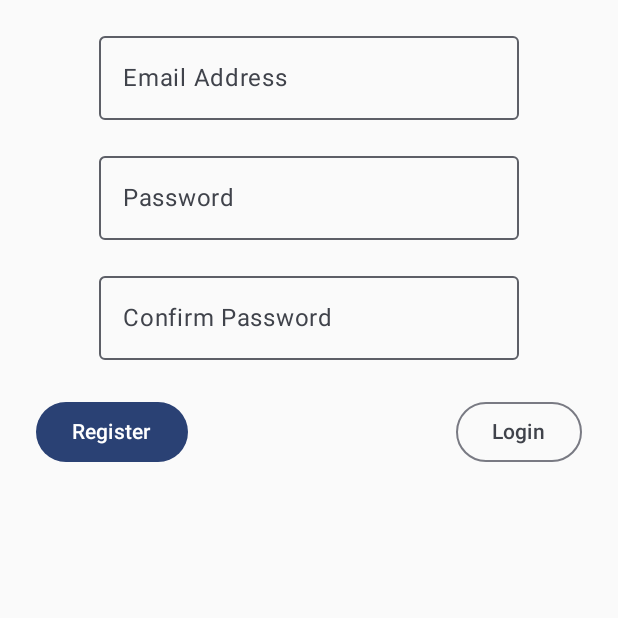
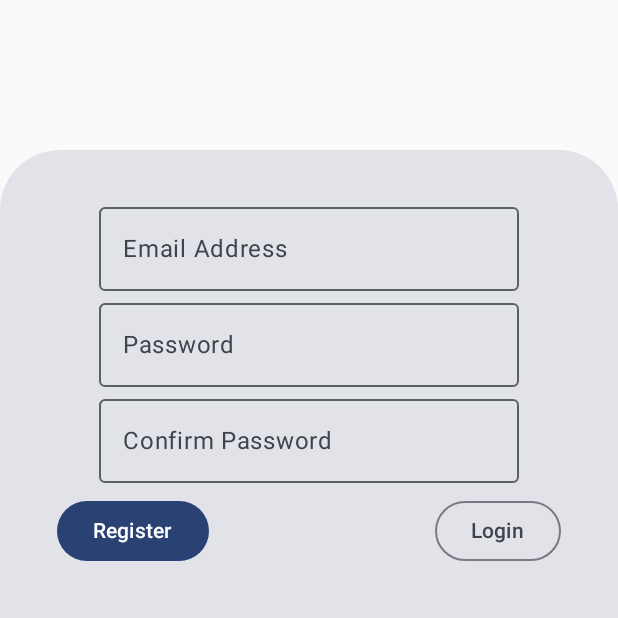
Before and after one commit to Soapery/Ultimate-Trolley-Fitness, an Android app built with Jetpack Compose: the screen it shows after launch (EmailPasswordActivity), after a tap on "Create Account", on a phone screen of 412 x 824 dp, the top half of it. Run offline under Robolectric (Android 15) with nearby library versions, the phone set to English and light mode, and no system bars; our stand-ins replace Firebase (no records; nobody signed in at launch, a user with empty details on screens opened directly), constraintlayout-compose, livedata-compose.

Commit message:
Refactored design, needs more work.

```diff
--- a/app/src/main/java/com/example/ultimatetrolleyfitness/EmailPasswordActivity.kt
+++ b/app/src/main/java/com/example/ultimatetrolleyfitness/EmailPasswordActivity.kt
@@ -8,10 +8,14 @@ import androidx.activity.viewModels
 import androidx.compose.foundation.layout.Arrangement
 import androidx.compose.foundation.layout.Column
 import androidx.compose.foundation.layout.Row
+import androidx.compose.foundation.layout.fillMaxSize
 import androidx.compose.foundation.layout.fillMaxWidth
 import androidx.compose.foundation.layout.padding
+import androidx.compose.foundation.shape.RoundedCornerShape
 import androidx.compose.foundation.text.KeyboardOptions
 import androidx.compose.material3.Button
+import androidx.compose.material3.Card
+import androidx.compose.material3.CardDefaults
 import androidx.compose.material3.ExperimentalMaterial3Api
 import androidx.compose.material3.OutlinedButton
 import androidx.compose.material3.OutlinedTextField
@@ -24,8 +28,10 @@ import androidx.compose.ui.Modifier
 import androidx.compose.ui.text.TextStyle
 import androidx.compose.ui.text.input.KeyboardType
 import androidx.compose.ui.text.input.PasswordVisualTransformation
+import androidx.compose.ui.text.input.VisualTransformation
 import androidx.compose.ui.unit.dp
 import androidx.compose.ui.unit.sp
+import androidx.constraintlayout.compose.ConstraintLayout
 import com.example.ultimatetrolleyfitness.ui.theme.UltimateTrolleyFitnessTheme
 import com.google.firebase.auth.FirebaseAuth
 import com.google.firebase.auth.FirebaseUser
@@ -66,25 +72,67 @@ class EmailPasswordActivity : ComponentActivity() {
 @Composable
 fun LoginScreen(viewModel: EmailPasswordViewModel) {
     Column(
-        modifier = Modifier.padding(16.dp),
+        modifier = Modifier.fillMaxSize(),
         verticalArrangement = Arrangement.spacedBy(16.dp),
         horizontalAlignment = Alignment.CenterHorizontally,
     ) {
+        ConstraintLayout {
+            val (image, loginForm) = createRefs()
+
             val isSignInState by viewModel.isSignInState.observeAsState(true)
             val email: String by viewModel.email.observeAsState("")
             val password: String by viewModel.password.observeAsState("")
             val confirmPassword: String by viewModel.confirmPassword.observeAsState("")
 
-        EmailField(email, viewModel)
-        PasswordField(password, viewModel)
+
+            Card(
+                shape = RoundedCornerShape(topStart = 40.dp, topEnd = 40.dp),
+                colors = CardDefaults.cardColors(),
+                modifier = Modifier
+                    .fillMaxSize()
+                    .padding(top = 100.dp)
+                    .constrainAs(loginForm) {
+                        bottom.linkTo(parent.bottom)
+                        start.linkTo(parent.start)
+                        end.linkTo(parent.end)
+                    },
+            ) {
+                Column(
+                    horizontalAlignment = Alignment.CenterHorizontally,
+                    modifier = Modifier
+                        .fillMaxSize()
+                        .padding(30.dp)
+                ) {
+                    InputField(
+                        email,
+                        "Email Address",
+                        KeyboardType.Email,
+                        VisualTransformation.None,
+                        viewModel
+                    )
+                    InputField(
+                        password,
+                        "Password",
+                        KeyboardType.Password,
+                        PasswordVisualTransformation(),
+                        viewModel
+                    )
 
                     if (!isSignInState) {
-            ConfirmPasswordField(confirmPassword, viewModel)
+                        InputField(
+                            password,
+                            "Confirm Password",
+                            KeyboardType.Password,
+                            PasswordVisualTransformation(),
+                            viewModel
+                        )
                     }
 
                     Row(
                         horizontalArrangement = Arrangement.SpaceBetween,
-            modifier = Modifier.fillMaxWidth().padding(8.dp)
+                        modifier = Modifier
+                            .fillMaxWidth()
+                            .padding(8.dp)
                     ) {
                         Button(
                             onClick = {
@@ -105,51 +153,39 @@ fun LoginScreen(viewModel: EmailPasswordViewModel) {
                         }
                     }
                 }
+
+            }
+        }
+
+    }
 }
 
 @Composable
 @OptIn(ExperimentalMaterial3Api::class)
-fun EmailField(email: String, viewModel: EmailPasswordViewModel) {
+fun InputField(
+    value: String,
+    label: String,
+    keyboardType: KeyboardType,
+    visualTransformation: VisualTransformation,
+    viewModel: EmailPasswordViewModel
+) {
     OutlinedTextField(
-        value = email,
-        onValueChange = { viewModel.onEmailChanged(it) },
+        value = value,
+        onValueChange = {
+            if (label.contains("Email")) {
+                viewModel.onEmailChanged(it)
+            } else if (label.contains("Confirm")) {
+                viewModel.onConfirmPasswordChanged(it)
+            } else {
+                viewModel.onPasswordChanged(it)
+            }
+        },
         singleLine = true,
-        label = { Text("Email Address") },
+        label = { Text(label) },
         keyboardOptions = KeyboardOptions.Default.copy(
-            keyboardType = KeyboardType.Email
+            keyboardType = keyboardType
         ),
-        textStyle = TextStyle.Default.copy(fontSize = 16.sp)
+        textStyle = TextStyle.Default.copy(fontSize = 16.sp),
+        visualTransformation = visualTransformation
     )
 }
-
-@Composable
-@OptIn(ExperimentalMaterial3Api::class)
-fun PasswordField(password: String, viewModel: EmailPasswordViewModel) {
-    OutlinedTextField(
-        value = password,
-        onValueChange = { viewModel.onPasswordChanged(it) },
-        label = { Text("Password") },
-        singleLine = true,
-        keyboardOptions = KeyboardOptions.Default.copy(
-            keyboardType = KeyboardType.Password
-        ),
-        textStyle = TextStyle.Default.copy(fontSize = 16.sp),
-        visualTransformation = PasswordVisualTransformation()
-    )
-}
-
-@Composable
-@OptIn(ExperimentalMaterial3Api::class)
-fun ConfirmPasswordField(confirmPassword: String, viewModel: EmailPasswordViewModel) {
-    OutlinedTextField(
-        value = confirmPassword,
-        onValueChange = { viewModel.onConfirmPasswordChanged(it) },
-        singleLine = true,
-        label = { Text("Confirm Password") },
-        keyboardOptions = KeyboardOptions.Default.copy(
-            keyboardType = KeyboardType.Password
-        ),
-        textStyle = TextStyle.Default.copy(fontSize = 16.sp),
-        visualTransformation = PasswordVisualTransformation()
-    )
-}
```
Lines whose indentation alone changed are shown as unchanged.
